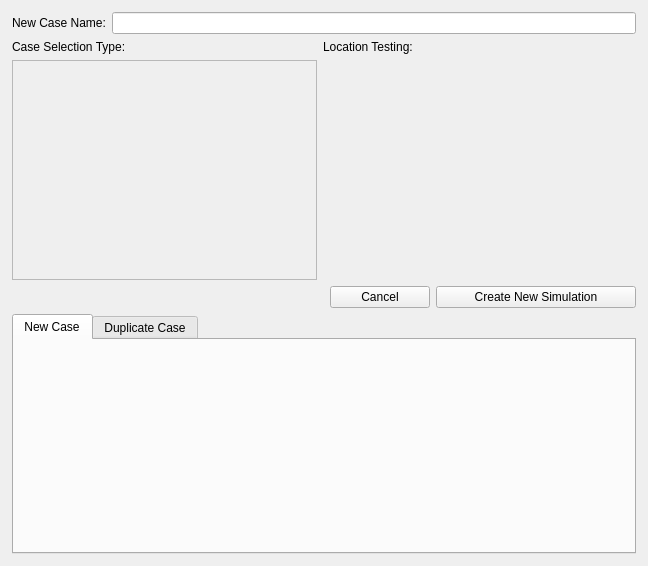
First picture: the form in cwe_guiWidgets/cwe_create_copy_simulation.ui, repository NHERI-SimCenter/CWE-Simulation-Tool, before the edit.
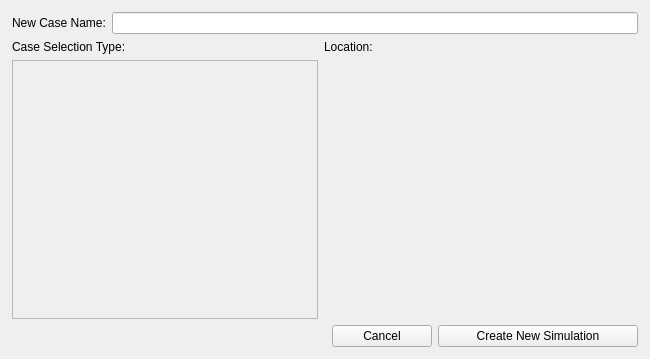
Second picture: the form after the edit. Custom widgets are drawn as their Qt base class.

Commit message: Moved duplicate case out of create_copy_simulation and into duplicate_dialogk

```diff
--- a/cwe_guiWidgets/cwe_create_copy_simulation.ui
+++ b/cwe_guiWidgets/cwe_create_copy_simulation.ui
@@ -44,8 +44,8 @@
    <rect>
     <x>0</x>
     <y>0</y>
-    <width>648</width>
-    <height>566</height>
+    <width>650</width>
+    <height>359</height>
    </rect>
   </property>
   <property name="windowTitle">
@@ -178,8 +178,8 @@
              <rect>
               <x>0</x>
               <y>0</y>
-              <width>305</width>
-              <height>201</height>
+              <width>306</width>
+              <height>230</height>
              </rect>
             </property>
            </widget>
@@ -215,7 +215,7 @@
          <item>
           <widget class="QLabel" name="label_location">
            <property name="text">
-            <string>Location Testing:</string>
+            <string>Location:</string>
            </property>
           </widget>
          </item>
@@ -301,63 +301,6 @@
      </layout>
     </widget>
    </item>
-   <item>
-    <widget class="QTabWidget" name="tabWidget">
-     <property name="sizePolicy">
-      <sizepolicy hsizetype="Expanding" vsizetype="Expanding">
-       <horstretch>1</horstretch>
-       <verstretch>0</verstretch>
-      </sizepolicy>
-     </property>
-     <property name="currentIndex">
-      <number>0</number>
-     </property>
-     <widget class="QWidget" name="tab_NewCase">
-      <attribute name="title">
-       <string>New Case</string>
-      </attribute>
-      <layout class="QGridLayout" name="gridLayout_2">
-       <property name="leftMargin">
-        <number>0</number>
-       </property>
-       <property name="topMargin">
-        <number>0</number>
-       </property>
-       <property name="rightMargin">
-        <number>0</number>
-       </property>
-       <property name="bottomMargin">
-        <number>0</number>
-       </property>
-       <property name="spacing">
-        <number>0</number>
-       </property>
-      </layout>
-     </widget>
-     <widget class="QWidget" name="tab_DuplicateCase">
-      <attribute name="title">
-       <string>Duplicate Case</string>
-      </attribute>
-      <layout class="QGridLayout" name="gridLayout_3">
-       <property name="leftMargin">
-        <number>0</number>
-       </property>
-       <property name="topMargin">
-        <number>0</number>
-       </property>
-       <property name="rightMargin">
-        <number>0</number>
-       </property>
-       <property name="bottomMargin">
-        <number>0</number>
-       </property>
-       <item row="0" column="0">
-        <widget class="RemoteFileTree" name="secondary_remoteFileTree" native="true"/>
-       </item>
-      </layout>
-     </widget>
-    </widget>
-   </item>
   </layout>
  </widget>
  <customwidgets>
```
The commit also changes 3 other files.
